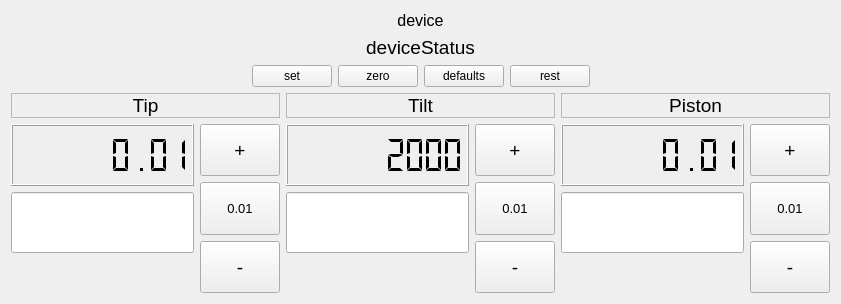
The window that gui/widgets/ttm/ttm.ui (magao-x/MagAOX) describes before a commit, drawn with Qt 5.
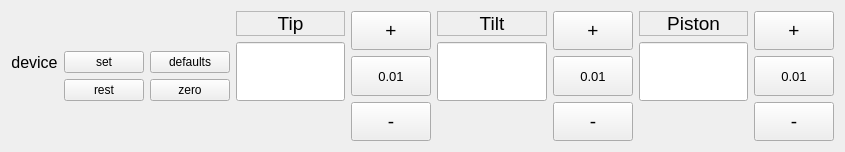
The same window after the commit. Custom widgets are drawn as their Qt base class.

Commit message: modernized ttmGUI

The edit to the form file:
```diff
--- a/gui/widgets/ttm/ttm.ui
+++ b/gui/widgets/ttm/ttm.ui
@@ -6,8 +6,8 @@
    <rect>
     <x>0</x>
     <y>0</y>
-    <width>841</width>
-    <height>304</height>
+    <width>845</width>
+    <height>152</height>
    </rect>
   </property>
   <property name="windowTitle">
@@ -15,6 +15,23 @@
   </property>
   <layout class="QVBoxLayout" name="verticalLayout">
    <item>
+    <layout class="QHBoxLayout" name="hl_controls">
+     <item>
+      <layout class="QVBoxLayout" name="verticalLayout_2">
+       <item>
+        <spacer name="verticalSpacer_6">
+         <property name="orientation">
+          <enum>Qt::Vertical</enum>
+         </property>
+         <property name="sizeHint" stdset="0">
+          <size>
+           <width>20</width>
+           <height>40</height>
+          </size>
+         </property>
+        </spacer>
+       </item>
+       <item>
     <widget class="QLabel" name="label_device">
      <property name="font">
       <font>
@@ -30,46 +47,57 @@
     </widget>
    </item>
    <item>
-    <widget class="QLabel" name="label_device_status">
+        <widget class="xqt::fsmDisplay" name="label_device_status">
      <property name="font">
       <font>
        <pointsize>14</pointsize>
       </font>
      </property>
-     <property name="text">
-      <string>deviceStatus</string>
-     </property>
-     <property name="alignment">
-      <set>Qt::AlignCenter</set>
-     </property>
     </widget>
    </item>
    <item>
-    <layout class="QHBoxLayout" name="hl_buttons">
+        <spacer name="verticalSpacer_7">
+         <property name="orientation">
+          <enum>Qt::Vertical</enum>
+         </property>
+         <property name="sizeHint" stdset="0">
+          <size>
+           <width>20</width>
+           <height>40</height>
+          </size>
+         </property>
+        </spacer>
+       </item>
+      </layout>
+     </item>
      <item>
-      <spacer name="horizontalSpacer">
+      <layout class="QVBoxLayout" name="vl_buttons">
+       <item>
+        <spacer name="verticalSpacer_4">
        <property name="orientation">
-        <enum>Qt::Horizontal</enum>
+          <enum>Qt::Vertical</enum>
        </property>
        <property name="sizeHint" stdset="0">
         <size>
-         <width>40</width>
-         <height>20</height>
+           <width>20</width>
+           <height>40</height>
         </size>
        </property>
       </spacer>
      </item>
      <item>
-      <widget class="QPushButton" name="button_home">
+        <layout class="QGridLayout" name="grid_buttons">
+         <item row="1" column="0">
+          <widget class="QPushButton" name="button_release">
        <property name="focusPolicy">
         <enum>Qt::NoFocus</enum>
        </property>
        <property name="text">
-        <string>set</string>
+            <string>rest</string>
        </property>
       </widget>
      </item>
-     <item>
+         <item row="1" column="1">
       <widget class="QPushButton" name="button_zero">
        <property name="focusPolicy">
         <enum>Qt::NoFocus</enum>
@@ -79,7 +107,7 @@
        </property>
       </widget>
      </item>
-     <item>
+         <item row="0" column="1">
       <widget class="QPushButton" name="button_flat">
        <property name="focusPolicy">
         <enum>Qt::NoFocus</enum>
@@ -89,36 +117,40 @@
        </property>
       </widget>
      </item>
-     <item>
-      <widget class="QPushButton" name="button_release">
+         <item row="0" column="0">
+          <widget class="QPushButton" name="button_home">
        <property name="focusPolicy">
         <enum>Qt::NoFocus</enum>
        </property>
        <property name="text">
-        <string>rest</string>
+            <string>set</string>
        </property>
       </widget>
      </item>
+        </layout>
+       </item>
      <item>
-      <spacer name="horizontalSpacer_2">
+        <spacer name="verticalSpacer_5">
        <property name="orientation">
-        <enum>Qt::Horizontal</enum>
+          <enum>Qt::Vertical</enum>
        </property>
        <property name="sizeHint" stdset="0">
         <size>
-         <width>40</width>
-         <height>20</height>
+           <width>20</width>
+           <height>40</height>
         </size>
        </property>
       </spacer>
      </item>
     </layout>
    </item>
-   <item>
-    <layout class="QHBoxLayout" name="hl_controls">
      <item>
       <layout class="QVBoxLayout" name="vl_1">
        <item>
+        <layout class="QHBoxLayout" name="hl_1" stretch="3,1">
+         <item>
+          <layout class="QVBoxLayout" name="vl_1_text" stretch="0,1,0">
+           <item>
         <widget class="QLabel" name="label_1">
          <property name="font">
           <font>
@@ -137,29 +169,7 @@
         </widget>
        </item>
        <item>
-        <layout class="QHBoxLayout" name="hl_1" stretch="3,1">
-         <item>
-          <layout class="QVBoxLayout" name="vl_1_text" stretch="1,1,0">
-           <item>
-            <widget class="QLCDNumber" name="lcd_1">
-             <property name="font">
-              <font>
-               <pointsize>8</pointsize>
-              </font>
-             </property>
-             <property name="digitCount">
-              <number>9</number>
-             </property>
-             <property name="segmentStyle">
-              <enum>QLCDNumber::Flat</enum>
-             </property>
-             <property name="value" stdset="0">
-              <double>0.010000000000000</double>
-             </property>
-            </widget>
-           </item>
-           <item>
-            <widget class="QLineEdit" name="lineEdit_1">
+            <widget class="xqt::statusEntry" name="pos_1">
              <property name="sizePolicy">
               <sizepolicy hsizetype="Expanding" vsizetype="MinimumExpanding">
                <horstretch>0</horstretch>
@@ -174,9 +184,6 @@
              <property name="focusPolicy">
               <enum>Qt::ClickFocus</enum>
              </property>
-             <property name="alignment">
-              <set>Qt::AlignRight|Qt::AlignTrailing|Qt::AlignVCenter</set>
-             </property>
             </widget>
            </item>
            <item>
@@ -268,6 +275,10 @@
      <item>
       <layout class="QVBoxLayout" name="vl_2">
        <item>
+        <layout class="QHBoxLayout" name="hl_2" stretch="3,1">
+         <item>
+          <layout class="QVBoxLayout" name="vl_1_text_2" stretch="0,1,0">
+           <item>
         <widget class="QLabel" name="label_2">
          <property name="font">
           <font>
@@ -286,27 +297,7 @@
         </widget>
        </item>
        <item>
-        <layout class="QHBoxLayout" name="hl_2" stretch="3,1">
-         <item>
-          <layout class="QVBoxLayout" name="vl_1_text_2" stretch="1,1,0">
-           <item>
-            <widget class="QLCDNumber" name="lcd_2">
-             <property name="digitCount">
-              <number>9</number>
-             </property>
-             <property name="segmentStyle">
-              <enum>QLCDNumber::Flat</enum>
-             </property>
-             <property name="value" stdset="0">
-              <double>2000.009999999999991</double>
-             </property>
-             <property name="intValue" stdset="0">
-              <number>2000</number>
-             </property>
-            </widget>
-           </item>
-           <item>
-            <widget class="QLineEdit" name="lineEdit_2">
+            <widget class="xqt::statusEntry" name="pos_2">
              <property name="sizePolicy">
               <sizepolicy hsizetype="Expanding" vsizetype="MinimumExpanding">
                <horstretch>0</horstretch>
@@ -321,9 +312,6 @@
              <property name="focusPolicy">
               <enum>Qt::ClickFocus</enum>
              </property>
-             <property name="alignment">
-              <set>Qt::AlignRight|Qt::AlignTrailing|Qt::AlignVCenter</set>
-             </property>
             </widget>
            </item>
            <item>
@@ -415,6 +403,10 @@
      <item>
       <layout class="QVBoxLayout" name="vl_3">
        <item>
+        <layout class="QHBoxLayout" name="hl_3" stretch="3,1">
+         <item>
+          <layout class="QVBoxLayout" name="vl_1_text_3" stretch="0,1,0">
+           <item>
         <widget class="QLabel" name="label_3">
          <property name="font">
           <font>
@@ -433,24 +425,7 @@
         </widget>
        </item>
        <item>
-        <layout class="QHBoxLayout" name="hl_3" stretch="3,1">
-         <item>
-          <layout class="QVBoxLayout" name="vl_1_text_3" stretch="1,1,0">
-           <item>
-            <widget class="QLCDNumber" name="lcd_3">
-             <property name="digitCount">
-              <number>9</number>
-             </property>
-             <property name="segmentStyle">
-              <enum>QLCDNumber::Flat</enum>
-             </property>
-             <property name="value" stdset="0">
-              <double>0.010000000000000</double>
-             </property>
-            </widget>
-           </item>
-           <item>
-            <widget class="QLineEdit" name="lineEdit_3">
+            <widget class="xqt::statusEntry" name="pos_3">
              <property name="sizePolicy">
               <sizepolicy hsizetype="Expanding" vsizetype="MinimumExpanding">
                <horstretch>0</horstretch>
@@ -465,9 +440,6 @@
              <property name="focusPolicy">
               <enum>Qt::ClickFocus</enum>
              </property>
-             <property name="alignment">
-              <set>Qt::AlignRight|Qt::AlignTrailing|Qt::AlignVCenter</set>
-             </property>
             </widget>
            </item>
            <item>
@@ -560,6 +532,18 @@
    </item>
   </layout>
  </widget>
+ <customwidgets>
+  <customwidget>
+   <class>xqt::statusEntry</class>
+   <extends>QLineEdit</extends>
+   <header>../xWidgets/statusEntry.hpp</header>
+  </customwidget>
+  <customwidget>
+   <class>xqt::fsmDisplay</class>
+   <extends>QLabel</extends>
+   <header>../xWidgets/fsmDisplay.hpp</header>
+  </customwidget>
+ </customwidgets>
  <resources/>
  <connections/>
 </ui>
```
Lines whose indentation alone changed are shown as unchanged. The commit also changes 2 other files.
